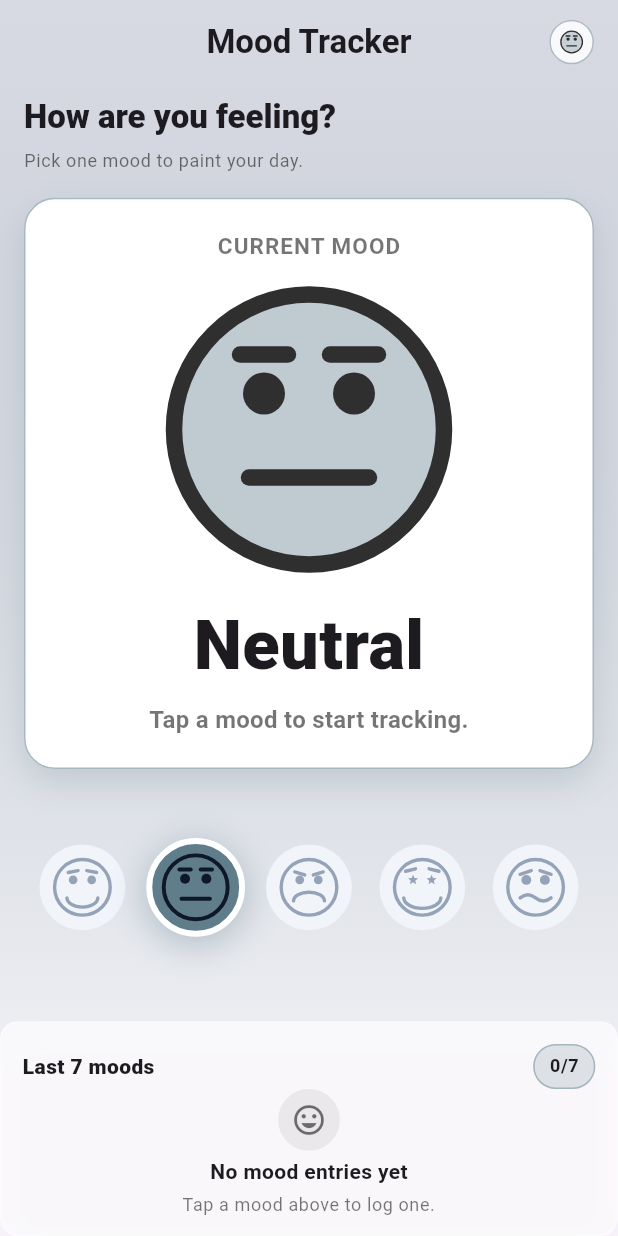
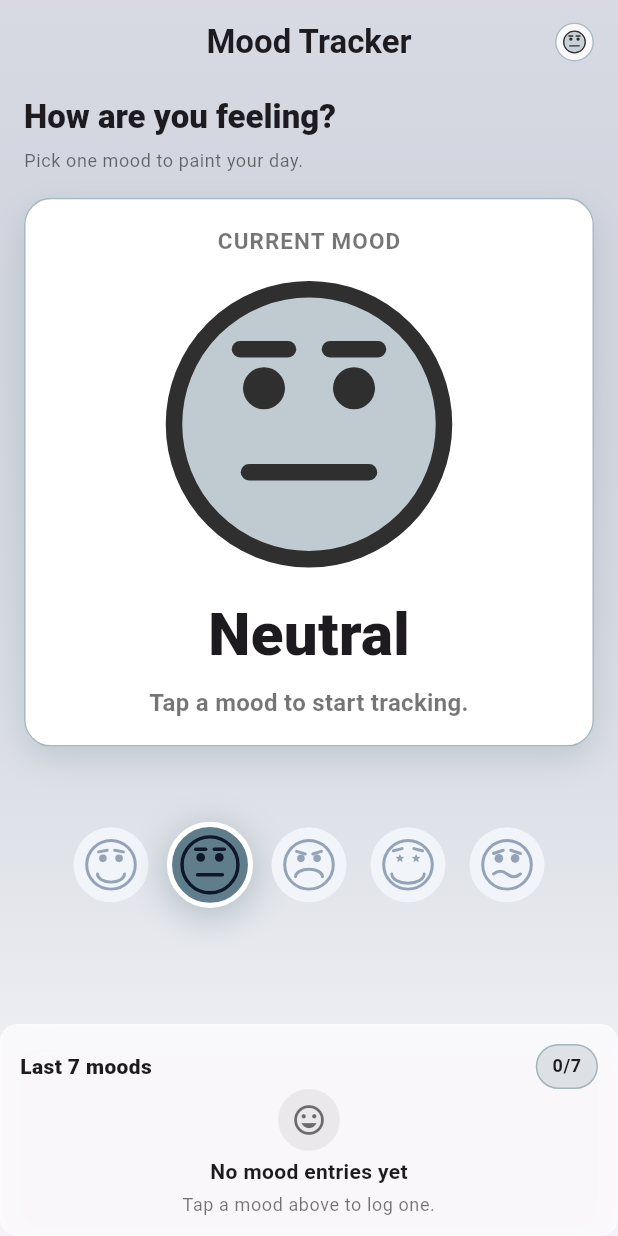
Before and after one commit to chrisokoriedev/mood_tracker, a Flutter app: the screen it shows after launch, on a phone screen of 412 x 824 dp. Run offline on Flutter 3.47's test engine with Material 3 defaults, Android fonts, the phone set to English and light mode, and no system bars; our stand-ins replace flutter_riverpod, flutter_screenutil, hive, hive_flutter; accounts and stored records are empty.

Commit message:
adjusted for web preview

```diff
--- a/lib/features/home.dart
+++ b/lib/features/home.dart
@@ -36,8 +36,8 @@ class HomePage extends ConsumerWidget {
           Padding(
             padding: EdgeInsets.only(right: 14.w),
             child: Container(
-              width: 26.r,
-              height: 26.r,
+              width: 26.spMin,
+              height: 26.spMin,
               decoration: BoxDecoration(
                 color: AppColors.white.withValues(alpha: 0.85),
                 shape: BoxShape.circle,
@@ -99,12 +99,12 @@ class HomePage extends ConsumerWidget {
                   curve: Curves.easeOut,
                   width: double.infinity,
                   padding: EdgeInsets.symmetric(
-                    horizontal: 16.w,
-                    vertical: 18.h,
+                    horizontal: 16.spMin,
+                    vertical: 18.spMin,
                   ),
                   decoration: BoxDecoration(
                     color: AppColors.white,
-                    borderRadius: BorderRadius.circular(18.r),
+                    borderRadius: BorderRadius.circular(18.spMin),
                     border: Border.all(
                       color: activeMood.color.withValues(alpha: 0.55),
                     ),
@@ -139,7 +139,7 @@ class HomePage extends ConsumerWidget {
                         activeMood.label,
                         style: TextStyle(
                           fontWeight: FontWeight.w800,
-                          fontSize: 40.sp,
+                          fontSize: 40.spMin,
                         ),
                       ),
                       5.verticalSpace,
--- a/lib/main.dart
+++ b/lib/main.dart
@@ -1,4 +1,5 @@
 import 'package:flutter/material.dart';
+import 'package:flutter/foundation.dart';
 import 'package:flutter_riverpod/flutter_riverpod.dart';
 import 'package:flutter_screenutil/flutter_screenutil.dart';
 import 'package:hive_flutter/hive_flutter.dart';
@@ -13,11 +14,7 @@ void main() async {
   Hive.registerAdapter(MoodEntryAdapter());
   Hive.registerAdapter(MoodTypeAdapter());
   await Hive.openBox<MoodEntry>(AppStrings.hiveBox);
-  runApp(
-    ProviderScope(
-      child: MainApp(),
-    ),
-  );
+  runApp(ProviderScope(child: MainApp()));
 }
 
 class MainApp extends StatelessWidget {
@@ -25,14 +22,64 @@ class MainApp extends StatelessWidget {
 
   @override
   Widget build(BuildContext context) {
-    return ScreenUtilInit(
-      designSize: const Size(360, 690),
-      minTextAdapt: true,
-      builder: (_, child) {
-        return const MaterialApp(
-          debugShowCheckedModeBanner: false,
-          home: HomePage(),
+    return LayoutBuilder(
+      builder: (context, constraints) {
+        final double windowWidth = constraints.maxWidth;
+        final double windowHeight = constraints.maxHeight;
+
+        final bool isLargeWeb = kIsWeb && windowWidth > 400;
+        final double layoutWidth = isLargeWeb ? 400 : windowWidth;
+
+        final baseMediaQuery = MediaQueryData.fromView(View.of(context));
+        final modifiedMediaQuery = baseMediaQuery.copyWith(
+          size: Size(layoutWidth, windowHeight),
         );
+
+        Widget appTree = MediaQuery(
+          data: modifiedMediaQuery,
+          child: ScreenUtilInit(
+            designSize: const Size(360, 690),
+            minTextAdapt: true,
+            builder: (context, child) {
+              return MaterialApp(
+                debugShowCheckedModeBanner: false,
+                builder: (context, appChild) {
+                  final mediaQuery = MediaQuery.of(context);
+                  // Maintain your text scaling clamping limits
+                  Widget builtChild = MediaQuery(
+                    data: mediaQuery.copyWith(
+                      textScaler: mediaQuery.textScaler.clamp(
+                        minScaleFactor: 1,
+                        maxScaleFactor: 1.05,
+                      ),
+                    ),
+                    child: appChild ?? const SizedBox.shrink(),
+                  );
+
+                  if (isLargeWeb) {
+                    builtChild = Scaffold(
+                      backgroundColor: const Color(0xFF1E1E1E),
+                      body: Center(
+                        child: ConstrainedBox(
+                          constraints: const BoxConstraints(maxWidth: 400),
+                          child: Padding(
+                            padding: EdgeInsets.symmetric(vertical: 50.spMin),
+                            child: builtChild,
+                          ),
+                        ),
+                      ),
+                    );
+                  }
+
+                  return builtChild;
+                },
+                home: const HomePage(),
+              );
+            },
+          ),
+        );
+
+        return appTree;
       },
     );
   }
--- a/lib/util/widgets/mood_selector.dart
+++ b/lib/util/widgets/mood_selector.dart
@@ -23,9 +23,9 @@ class MoodSelector extends StatelessWidget {
           scrollDirection: Axis.horizontal,
           clipBehavior: Clip.none,
           child: Row(
-            mainAxisAlignment: MainAxisAlignment.center,
+            mainAxisAlignment: MainAxisAlignment.spaceBetween,
             mainAxisSize: MainAxisSize.min,
-            spacing: 16.w,
+            spacing: 16.spMin,
             children: MoodType.values.map((mood) {
               final isSelected = mood == selectedMood;
               return InkWell(
@@ -38,14 +38,14 @@ class MoodSelector extends StatelessWidget {
                   child: AnimatedContainer(
                     duration: const Duration(milliseconds: 280),
                     curve: Curves.easeOutCubic,
-                    width: 50.r,
-                    height: 50.r,
+                    width: 50.spMin,
+                    height: 50.spMin,
                     decoration: BoxDecoration(
                       shape: BoxShape.circle,
                       color: isSelected ? mood.color : const Color(0xFFF1F5F9),
                       border: Border.all(
                         color: isSelected ? Colors.white : Colors.transparent,
-                        width: 3.r,
+                        width: 3.spMin,
                       ),
                       boxShadow: isSelected
                           ? [
@@ -61,7 +61,7 @@ class MoodSelector extends StatelessWidget {
                     child: Center(
                       child: MoodFaceWidget(
                         mood: mood,
-                        size: 36.sp,
+                        size: 36.spMin,
                         faceColor: Colors.transparent,
                         strokeColor: isSelected
                             ? const Color(0xFF0F172A)
--- a/lib/util/widgets/panel.dart
+++ b/lib/util/widgets/panel.dart
@@ -29,7 +29,7 @@ class Panel extends StatelessWidget {
         filter: ImageFilter.blur(sigmaX: 14, sigmaY: 14),
         child: Container(
           width: double.infinity,
-          padding: EdgeInsets.only(left: 12.sp, right: 12.sp, top: 12.sp),
+          padding: EdgeInsets.only(left: 12.spMin, right: 12.spMin, top: 12.spMin),
           decoration: BoxDecoration(
             color: AppColors.white.withValues(alpha: 0.65),
             borderRadius: BorderRadius.circular(10.r),
--- a/lib/util/widgets/time_line.dart
+++ b/lib/util/widgets/time_line.dart
@@ -26,14 +26,15 @@ class Timeline extends ConsumerWidget {
   @override
   Widget build(BuildContext context, WidgetRef ref) {
     final animatingId = ref.watch(animationNotifierProvider);
-    final activeMood = entries.isNotEmpty ? entries.first.mood : MoodType.neutral;
+    final activeMood = entries.isNotEmpty
+        ? entries.first.mood
+        : MoodType.neutral;
 
     return SizedBox(
       height: 88.h,
       child: Stack(
         alignment: Alignment.center,
         children: [
-          // Subtle horizontal connecting thread line in the background
           Positioned(
             left: 24.w,
             right: 24.w,
@@ -52,9 +53,8 @@ class Timeline extends ConsumerWidget {
           ListView.separated(
             physics: const BouncingScrollPhysics(),
             scrollDirection: Axis.horizontal,
-            clipBehavior: Clip.none,
             itemCount: entries.length,
-            separatorBuilder: (_, _) => SizedBox(width: 14.w),
+            separatorBuilder: (_, _) => SizedBox(width: 10.spMin),
             itemBuilder: (context, index) {
               final entry = entries[index];
               final isAnimating = animatingId == entry.id;
@@ -67,7 +67,7 @@ class Timeline extends ConsumerWidget {
                         ..rotateZ(0.012))
                     : Matrix4.identity(),
                 transformAlignment: Alignment.center,
-                width: 210.w,
+                width: 300.spMin,
                 margin: EdgeInsets.symmetric(vertical: 6.h),
                 padding: EdgeInsets.all(10.spMin),
                 decoration: BoxDecoration(
@@ -115,7 +115,9 @@ class Timeline extends ConsumerWidget {
                                   vertical: 2.h,
                                 ),
                                 decoration: BoxDecoration(
-                                  color: entry.mood.color.withValues(alpha: 0.12),
+                                  color: entry.mood.color.withValues(
+                                    alpha: 0.12,
+                                  ),
                                   borderRadius: BorderRadius.circular(6.r),
                                 ),
                                 child: KMoodText(
@@ -124,7 +126,9 @@ class Timeline extends ConsumerWidget {
                                   style: TextStyle(
                                     fontSize: 8.5.spMin,
                                     fontWeight: FontWeight.w700,
-                                    color: entry.mood.color.withValues(alpha: 0.85),
+                                    color: entry.mood.color.withValues(
+                                      alpha: 0.85,
+                                    ),
                                   ),
                                 ),
                               ),
@@ -132,13 +136,16 @@ class Timeline extends ConsumerWidget {
                           ),
                           4.verticalSpace,
                           KMoodText(
-                            DateFormat('EEE, MMM d • h:mm a').format(entry.date),
+                            DateFormat(
+                              'EEE, MMM d • h:mm a',
+                            ).format(entry.date),
                             variant: MoodTextVariant.small,
-                            style: Theme.of(context).textTheme.bodySmall?.copyWith(
-                              color: AppColors.black54,
-                              fontSize: 10.spMin,
-                              fontWeight: FontWeight.w500,
-                            ),
+                            style: Theme.of(context).textTheme.bodySmall
+                                ?.copyWith(
+                                  color: AppColors.black54,
+                                  fontSize: 10.spMin,
+                                  fontWeight: FontWeight.w500,
+                                ),
                           ),
                         ],
                       ),
```
Also changed, not shown: pubspec.lock.
